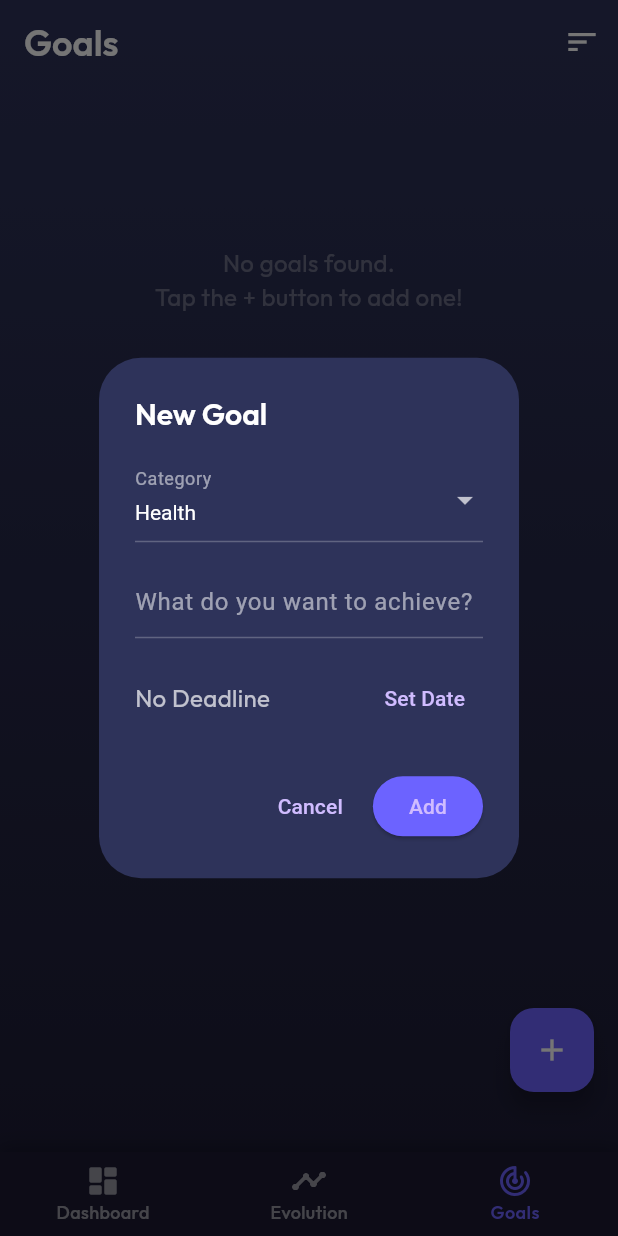
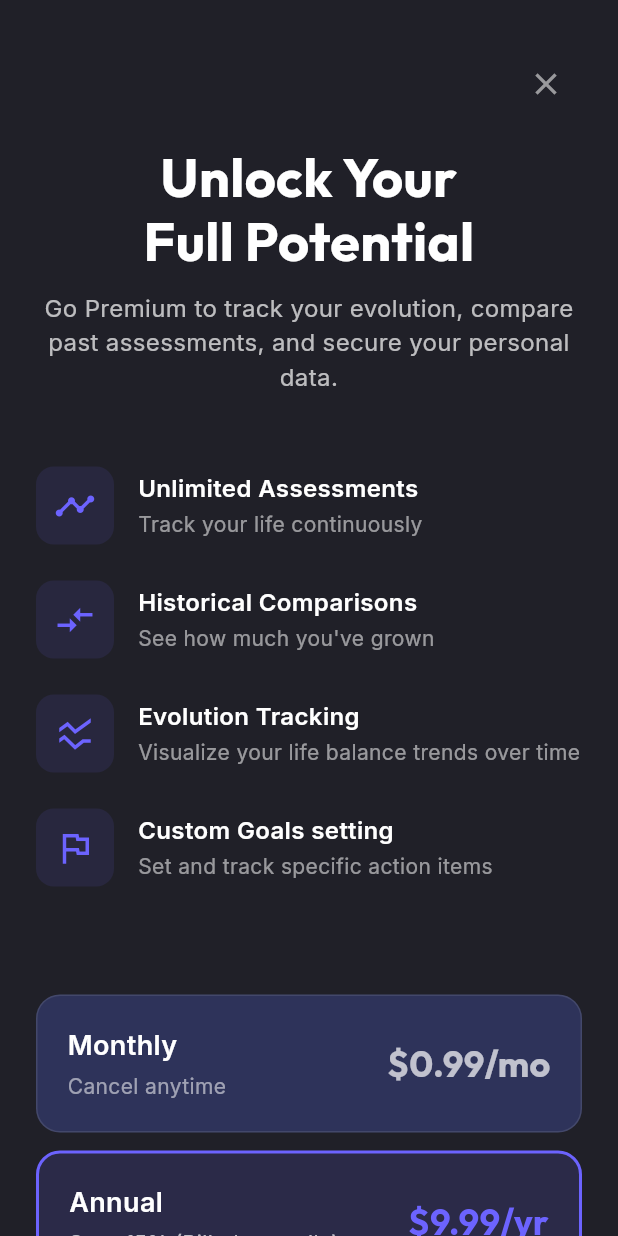
Before and after one commit to gcristianivan/wheel-of-life, a Flutter app: the MainLayout screen opened directly, item 3 of the bottom bar chosen, after a tap on the "add" icon, on a phone screen of 412 x 824 dp. Run offline on Flutter 3.47's test engine with Material 3 defaults, Android fonts, the phone set to English and light mode, and no system bars; our stand-ins replace file_picker, fl_chart, google_fonts, hive_flutter, local_auth, screenshot and 2 more; accounts and stored records are empty.

Commit message:
feat: implement freemium paywall and premium account view

```diff
--- a/lib/controllers/auth_controller.dart
+++ b/lib/controllers/auth_controller.dart
@@ -13,6 +13,17 @@ class AuthController {
   Future<void> setBiometricEnabled(bool value) async {
     final prefs = await SharedPreferences.getInstance();
     await prefs.setBool('biometric_enabled', value);
+  }
+
+  // MOCK PREMIUM STATUS
+  Future<bool> get isPremium async {
+    final prefs = await SharedPreferences.getInstance();
+    return prefs.getBool('is_premium') ?? false;
+  }
+
+  Future<void> setPremium(bool value) async {
+    final prefs = await SharedPreferences.getInstance();
+    await prefs.setBool('is_premium', value);
   }
 
   Future<bool> authenticate() async {
--- a/lib/views/app_theme.dart
+++ b/lib/views/app_theme.dart
@@ -8,6 +8,7 @@ class AppTheme {
   static const Color accentColor = Color(0xFF6C63FF);
   static const Color successColor = Color(0xFF66BB6A);
   static const Color errorColor = Color(0xFFEF5350);
+  static const Color surfaceColor = Color(0xFF2E335A);
 
   static const Map<String, Color> categoryColors = {
     'Health': Color(0xFF69F0AE), // Green
--- a/lib/views/dashboard_view.dart
+++ b/lib/views/dashboard_view.dart
@@ -10,6 +10,8 @@ import 'assessment_view.dart';
 import 'settings_view.dart';
 import 'app_theme.dart';
 import 'pillar_detail_view.dart';
+import 'paywall_view.dart';
+import '../controllers/auth_controller.dart';
 
 class DashboardView extends StatefulWidget {
   final VoidCallback? onNavigateToGoals;
@@ -21,9 +23,12 @@ class DashboardView extends StatefulWidget {
 }
 
 class _DashboardViewState extends State<DashboardView> {
+  final DatabaseService _db = DatabaseService.instance;
+  final ActionItemService _actionService = ActionItemService.instance;
+  final AuthController _auth = AuthController();
   WheelEntry? _latestEntry;
   List<ActionItem> _activeGoals = [];
-  bool _isLoading = true;
+  List<WheelEntry> _allEntries = [];
 
   @override
   void initState() {
@@ -32,25 +37,24 @@ class _DashboardViewState extends State<DashboardView> {
   }
 
   Future<void> _loadData() async {
-    setState(() => _isLoading = true);
-    await Future.wait([
-      _loadLatestEntry(),
-      _loadActiveGoals(),
-    ]);
-    setState(() => _isLoading = false);
+    final entries = await _db.getEntries();
+    setState(() {
+      _allEntries = entries;
+    });
+    _loadLatestEntry();
+    _loadActiveGoals();
   }
 
   Future<void> _loadLatestEntry() async {
-    final entries = await DatabaseService.instance.getEntries();
-    if (entries.isNotEmpty) {
-      _latestEntry = entries.first;
+    if (_allEntries.isNotEmpty) {
+      _latestEntry = _allEntries.first;
     } else {
       _latestEntry = null;
     }
   }
 
   Future<void> _loadActiveGoals() async {
-    _activeGoals = await ActionItemService.instance.getAllActiveActionItems();
+    _activeGoals = await _actionService.getAllActiveActionItems();
   }
 
   @override
@@ -118,13 +122,13 @@ class _DashboardViewState extends State<DashboardView> {
         title: Text('Life Wheel', style: AppTheme.heading2),
         actions: [
           IconButton(
-            icon: const Icon(Icons.settings, color: Colors.white),
+            icon: const Icon(Icons.settings, color: Colors.white70),
             onPressed: () async {
               await Navigator.push(
                 context,
                 MaterialPageRoute(builder: (_) => const SettingsView()),
               );
-              if (mounted) _loadData();
+              _loadData();
             },
           ),
         ],
@@ -140,9 +144,7 @@ class _DashboardViewState extends State<DashboardView> {
           ),
         ),
         child: SafeArea(
-          child: _isLoading
-              ? const Center(child: CircularProgressIndicator())
-              : SingleChildScrollView(
+          child: SingleChildScrollView(
             child: Column(
               children: [
                 const SizedBox(height: 20),
@@ -175,39 +177,41 @@ class _DashboardViewState extends State<DashboardView> {
                             touchCallback: (
                               FlTouchEvent event,
                               pieTouchResponse,
-                                  ) {
-                                    setState(() {
+                            ) async {
                               if (!event.isInterestedForInteractions ||
                                   pieTouchResponse == null ||
-                                          pieTouchResponse.touchedSection ==
-                                              null) {
+                                  pieTouchResponse.touchedSection == null) {
                                 return;
                               }
                               if (event is FlTapUpEvent) {
                                 final index = pieTouchResponse
-                                            .touchedSection!
-                                            .touchedSectionIndex;
-                                        if (index >= 0 &&
-                                            index < categories.length) {
+                                    .touchedSection!.touchedSectionIndex;
+                                if (index >= 0 && index < categories.length) {
+                                  final isPremium = await _auth.isPremium;
+                                  if (!isPremium && mounted) {
+                                    await Navigator.push(
+                                      context,
+                                      MaterialPageRoute(
+                                          builder: (_) => const PaywallView()),
+                                    );
+                                  } else if (mounted) {
                                     Navigator.push(
                                       context,
                                       MaterialPageRoute(
                                         builder: (_) => PillarDetailView(
                                           category: categories[index],
                                           currentScore: _latestEntry
-                                                            ?.scores[
-                                                        categories[index]] ??
+                                                  ?.scores[categories[index]] ??
                                               0,
                                           color: AppTheme.categoryColors[
                                                   categories[index]] ??
                                               Colors.white,
                                         ),
                                       ),
-                                          ).then((_) =>
-                                              _loadData()); // Refresh on return
+                                    ).then((_) => _loadData());
                                   }
                                 }
-                                    });
+                              }
                             },
                           ),
                         ),
@@ -249,17 +253,33 @@ class _DashboardViewState extends State<DashboardView> {
                           borderRadius: BorderRadius.circular(16),
                         ),
                         elevation: 8,
-                              shadowColor:
-                                  AppTheme.accentColor.withOpacity(0.5),
+                        shadowColor: AppTheme.accentColor.withOpacity(0.5),
                       ),
                       onPressed: () async {
+                        final isPremium = await _auth.isPremium;
+                        if (_allEntries.isNotEmpty && !isPremium) {
+                          // Reached free limit, show paywall
+                          if (context.mounted) {
                             await Navigator.push(
+                              context,
+                              MaterialPageRoute(
+                                  builder: (_) => const PaywallView()),
+                            );
+                            _loadData();
+                          }
+                        } else {
+                          if (context.mounted) {
+                            final result = await Navigator.push(
                               context,
                               MaterialPageRoute(
                                 builder: (_) => const AssessmentView(),
                               ),
                             );
+                            if (result == true) {
                               _loadData();
+                            }
+                          }
+                        }
                       },
                       child: const Text(
                         "New Assessment",
@@ -303,8 +323,7 @@ class _DashboardViewState extends State<DashboardView> {
                         decoration: BoxDecoration(
                           color: Colors.white.withOpacity(0.05),
                           borderRadius: BorderRadius.circular(12),
-                                border:
-                                    Border.all(color: color.withOpacity(0.3)),
+                          border: Border.all(color: color.withOpacity(0.3)),
                         ),
                         child: ListTile(
                           leading: Container(
@@ -333,11 +352,9 @@ class _DashboardViewState extends State<DashboardView> {
                             value: item.isCompleted,
                             activeColor: color,
                             checkColor: Colors.black,
-                                  side:
-                                      BorderSide(color: color.withOpacity(0.5)),
+                            side: BorderSide(color: color.withOpacity(0.5)),
                             onChanged: (val) async {
-                                    final updated =
-                                        item.copyWith(isCompleted: val);
+                              final updated = item.copyWith(isCompleted: val);
                               await ActionItemService.instance
                                   .updateActionItem(updated);
                               _loadData(); // Refresh list
--- a/lib/views/goals_view.dart
+++ b/lib/views/goals_view.dart
@@ -2,7 +2,9 @@ import 'package:flutter/material.dart';
 import 'package:intl/intl.dart';
 import '../models/action_item.dart';
 import '../controllers/action_item_service.dart';
+import '../controllers/auth_controller.dart';
 import 'app_theme.dart';
+import 'paywall_view.dart';
 
 class GoalsView extends StatefulWidget {
   const GoalsView({super.key});
@@ -13,6 +15,7 @@ class GoalsView extends StatefulWidget {
 
 class _GoalsViewState extends State<GoalsView> {
   final ActionItemService _service = ActionItemService.instance;
+  final AuthController _auth = AuthController();
   List<ActionItem> _activeItems = [];
   List<ActionItem> _completedItems = [];
   bool _isLoading = true;
@@ -300,6 +303,15 @@ class _GoalsViewState extends State<GoalsView> {
   }
 
   Future<void> _showAddGoalDialog() async {
+    final isPremium = await _auth.isPremium;
+    if (!isPremium && mounted) {
+      await Navigator.push(
+        context,
+        MaterialPageRoute(builder: (_) => const PaywallView()),
+      );
+      return;
+    }
+
     final titleController = TextEditingController();
     DateTime? selectedDate;
     String? selectedCategory = AppTheme.categoryColors.keys.first;
--- a/lib/views/main_layout.dart
+++ b/lib/views/main_layout.dart
@@ -16,23 +16,19 @@ class MainLayout extends StatefulWidget {
 class _MainLayoutState extends State<MainLayout> {
   int _currentIndex = 0;
 
-  late final List<Widget> _pages;
-
-  @override
-  void initState() {
-    super.initState();
-    _pages = [
+  List<Widget> get _pages => [
         DashboardView(
+          key: UniqueKey(), // Force rebuild
           onNavigateToGoals: () {
             setState(() {
               _currentIndex = 2; // Switch to GoalsView
             });
           },
         ),
-      const HistoryView(),
-      const GoalsView(),
+        HistoryView(
+            key: UniqueKey()), // Force rebuild on tab switch to reload data
+        GoalsView(key: UniqueKey()),
       ];
-  }
 
   @override
   Widget build(BuildContext context) {
--- /dev/null
+++ b/lib/views/paywall_view.dart
@@ -0,0 +1,270 @@
+import 'package:flutter/material.dart';
+import 'package:google_fonts/google_fonts.dart';
+
+import '../controllers/auth_controller.dart';
+import 'app_theme.dart';
+
+class PaywallView extends StatefulWidget {
+  const PaywallView({super.key});
+
+  @override
+  State<PaywallView> createState() => _PaywallViewState();
+}
+
+class _PaywallViewState extends State<PaywallView> {
+  final AuthController _authController = AuthController();
+  bool _isLoading = false;
+  int _selectedPlanIndex = 1; // Default to Annual
+
+  void _subscribe() async {
+    setState(() => _isLoading = true);
+    // Mock subscription process
+    await Future.delayed(const Duration(seconds: 1));
+    await _authController.setPremium(true);
+    setState(() => _isLoading = false);
+
+    if (mounted) {
+      ScaffoldMessenger.of(context).showSnackBar(
+        const SnackBar(
+            content: Text('Welcome to Premium!'),
+            backgroundColor: Colors.green),
+      );
+      Navigator.pop(context); // Go back
+    }
+  }
+
+  void _restorePurchases() async {
+    setState(() => _isLoading = true);
+    // Mock restore
+    await Future.delayed(const Duration(seconds: 1));
+    setState(() => _isLoading = false);
+    if (mounted) {
+      ScaffoldMessenger.of(context).showSnackBar(
+        const SnackBar(content: Text('No previous purchases found.')),
+      );
+    }
+  }
+
+  @override
+  Widget build(BuildContext context) {
+    return Scaffold(
+      backgroundColor: AppTheme.background,
+      body: SafeArea(
+        child: _isLoading
+            ? const Center(
+                child: CircularProgressIndicator(color: AppTheme.accentColor))
+            : SingleChildScrollView(
+                child: Padding(
+                  padding:
+                      const EdgeInsets.symmetric(horizontal: 24, vertical: 32),
+                  child: Column(
+                    crossAxisAlignment: CrossAxisAlignment.stretch,
+                    children: [
+                      // Header with close button
+                      Align(
+                        alignment: Alignment.centerRight,
+                        child: IconButton(
+                          icon: const Icon(Icons.close, color: Colors.white54),
+                          onPressed: () => Navigator.pop(context),
+                        ),
+                      ),
+                      const SizedBox(height: 16),
+                      // Title
+                      Text(
+                        'Unlock Your\nFull Potential',
+                        style: GoogleFonts.outfit(
+                          fontSize: 36,
+                          fontWeight: FontWeight.bold,
+                          color: Colors.white,
+                          height: 1.2,
+                        ),
+                        textAlign: TextAlign.center,
+                      ),
+                      const SizedBox(height: 12),
+                      Text(
+                        'Go Premium to track your evolution, compare past assessments, and secure your personal data.',
+                        style: GoogleFonts.inter(
+                          fontSize: 16,
+                          color: Colors.white70,
+                        ),
+                        textAlign: TextAlign.center,
+                      ),
+                      const SizedBox(height: 48),
+
+                      // Features List
+                      _buildFeatureItem(Icons.timeline, 'Unlimited Assessments',
+                          'Track your life continuously'),
+                      _buildFeatureItem(
+                          Icons.compare_arrows,
+                          'Historical Comparisons',
+                          'See how much you\'ve grown'),
+                      _buildFeatureItem(Icons.ssid_chart, 'Evolution Tracking',
+                          'Visualize your life balance trends over time'),
+                      _buildFeatureItem(
+                          Icons.flag_outlined,
+                          'Custom Goals setting',
+                          'Set and track specific action items'),
+
+                      const SizedBox(height: 48),
+
+                      // Subscription Options (Mocked)
+                      _buildPackageOption(
+                        index: 0,
+                        title: 'Monthly',
+                        subtitle: 'Cancel anytime',
+                        priceString: '\$0.99/mo',
+                      ),
+                      const SizedBox(height: 12),
+                      _buildPackageOption(
+                        index: 1,
+                        title: 'Annual',
+                        subtitle: 'Save 15% (Billed annually)',
+                        priceString: '\$9.99/yr',
+                      ),
+                      const SizedBox(height: 12),
+                      _buildPackageOption(
+                        index: 2,
+                        title: 'Lifetime',
+                        subtitle: 'Pay once, yours forever',
+                        priceString: '\$29.99',
+                      ),
+
+                      const SizedBox(height: 24),
+
+                      // CTA
+                      ElevatedButton(
+                        onPressed: _subscribe,
+                        style: ElevatedButton.styleFrom(
+                          backgroundColor: AppTheme.accentColor,
+                          foregroundColor: Colors.white,
+                          padding: const EdgeInsets.symmetric(vertical: 16),
+                          shape: RoundedRectangleBorder(
+                              borderRadius: BorderRadius.circular(12)),
+                        ),
+                        child: Text(
+                          'Start Subscription',
+                          style: GoogleFonts.inter(
+                              fontSize: 18, fontWeight: FontWeight.bold),
+                        ),
+                      ),
+
+                      const SizedBox(height: 16),
+
+                      TextButton(
+                        onPressed: _restorePurchases,
+                        child: Text('Restore Purchases',
+                            style: GoogleFonts.inter(color: Colors.white54)),
+                      )
+                    ],
+                  ),
+                ),
+              ),
+      ),
+    );
+  }
+
+  Widget _buildFeatureItem(IconData icon, String title, String subtitle) {
+    return Padding(
+      padding: const EdgeInsets.only(bottom: 24),
+      child: Row(
+        children: [
+          Container(
+            padding: const EdgeInsets.all(12),
+            decoration: BoxDecoration(
+              color: AppTheme.accentColor.withOpacity(0.1),
+              borderRadius: BorderRadius.circular(12),
+            ),
+            child: Icon(icon, color: AppTheme.accentColor, size: 28),
+          ),
+          const SizedBox(width: 16),
+          Expanded(
+            child: Column(
+              crossAxisAlignment: CrossAxisAlignment.start,
+              children: [
+                Text(
+                  title,
+                  style: GoogleFonts.inter(
+                    fontSize: 16,
+                    fontWeight: FontWeight.w600,
+                    color: Colors.white,
+                  ),
+                ),
+                const SizedBox(height: 2),
+                Text(
+                  subtitle,
+                  style: GoogleFonts.inter(
+                    fontSize: 14,
+                    color: Colors.white54,
+                  ),
+                ),
+              ],
+            ),
+          ),
+        ],
+      ),
+    );
+  }
+
+  Widget _buildPackageOption({
+    required int index,
+    required String title,
+    required String subtitle,
+    required String priceString,
+  }) {
+    final isSelected = _selectedPlanIndex == index;
+
+    return GestureDetector(
+      onTap: () {
+        setState(() {
+          _selectedPlanIndex = index;
+        });
+      },
+      child: Container(
+        decoration: BoxDecoration(
+          color: isSelected
+              ? AppTheme.accentColor.withOpacity(0.15)
+              : AppTheme.surfaceColor,
+          borderRadius: BorderRadius.circular(16),
+          border: Border.all(
+            color: isSelected
+                ? AppTheme.accentColor
+                : Colors.white.withOpacity(0.1),
+            width: isSelected ? 2 : 1,
+          ),
+        ),
+        padding: const EdgeInsets.all(20),
+        child: Row(
+          mainAxisAlignment: MainAxisAlignment.spaceBetween,
+          children: [
+            Column(
+              crossAxisAlignment: CrossAxisAlignment.start,
+              children: [
+                Text(
+                  title,
+                  style: GoogleFonts.inter(
+                      fontWeight: FontWeight.w600,
+                      color: Colors.white,
+                      fontSize: 18),
+                ),
+                const SizedBox(height: 4),
+                Text(
+                  subtitle,
+                  style: GoogleFonts.inter(
+                      color: isSelected ? Colors.white70 : Colors.white54,
+                      fontSize: 14),
+                ),
+              ],
+            ),
+            Text(
+              priceString,
+              style: GoogleFonts.outfit(
+                  fontWeight: FontWeight.bold,
+                  fontSize: 24,
+                  color: isSelected ? AppTheme.accentColor : Colors.white70),
+            ),
+          ],
+        ),
+      ),
+    );
+  }
+}
```
Also changed, not shown: lib/views/history_view.dart (+23 -1 lines), lib/views/premium_account_view.dart (added, +169 -0 lines), lib/views/settings_view.dart (+60 -0 lines). Lines whose indentation alone changed are shown as unchanged.
